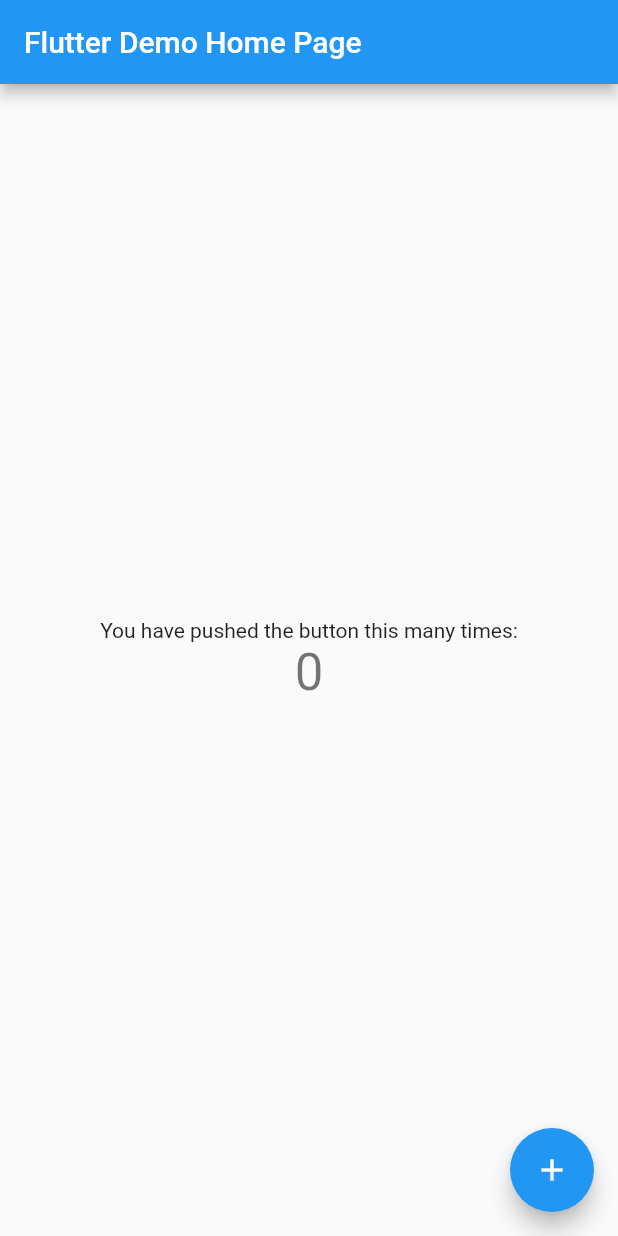
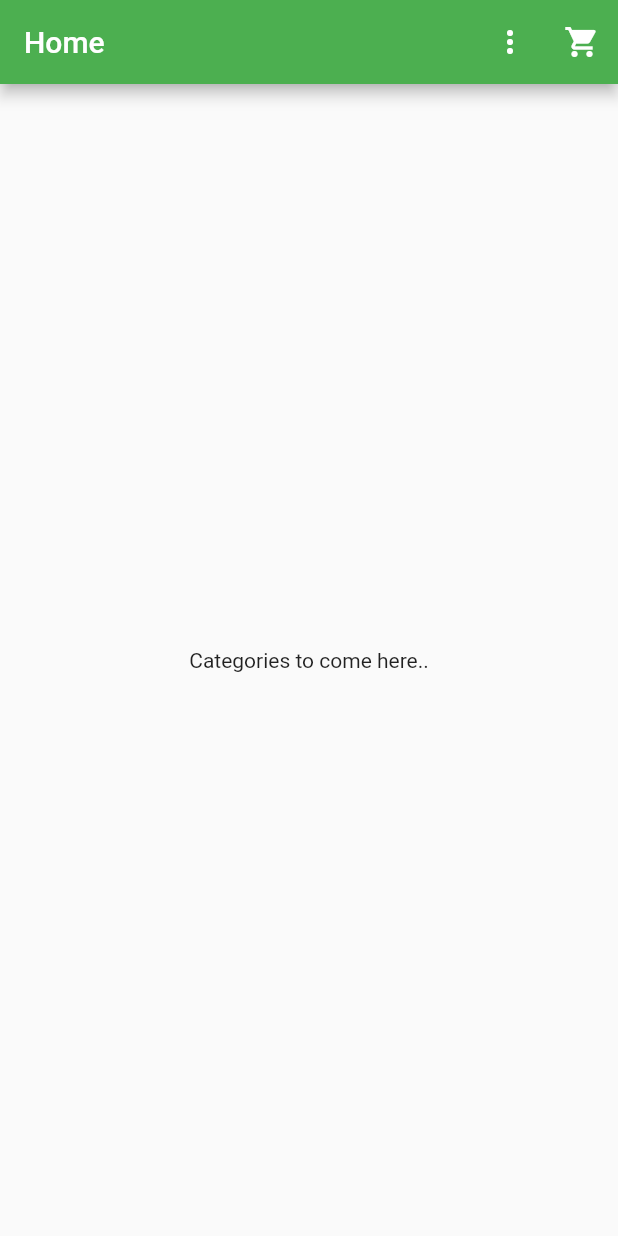
Before and after one commit to gauravmb/Flutter_KartLabs, a Flutter app: the screen it shows after launch, on a phone screen of 412 x 824 dp. Run offline on Flutter 3.47's test engine with Material 2 defaults, Android fonts, the phone set to English and light mode, and no system bars.

Commit message:
Added Basic Navigation and Empty Screen to review the flow

```diff
--- a/kartlabs/lib/main.dart
+++ b/kartlabs/lib/main.dart
@@ -1,4 +1,9 @@
 import 'package:flutter/material.dart';
+import 'package:kartlabs/screens/giftregistry_screen.dart';
+import './screens/cart_screen.dart';
+import './screens/categories_screen.dart';
+import './screens/products_screen.dart';
+import './screens/wishlist_screen.dart';
 
 void main() {
   runApp(const MyApp());
@@ -22,94 +27,15 @@
         // or simply save your changes to "hot reload" in a Flutter IDE).
         // Notice that the counter didn't reset back to zero; the application
         // is not restarted.
-        primarySwatch: Colors.blue,
+        primarySwatch: Colors.green,
       ),
-      home: const MyHomePage(title: 'Flutter Demo Home Page'),
+      home: CategoryScreen(),
+      routes: {
+        ProductsScreen.routeName: (ctx) => ProductsScreen(),
+        WishlistScreen.routeName: (ctx) => WishlistScreen(),
+        CartScreen.routeName: (ctx) => CartScreen(),
+        GiftRegistryScreen.routeName: (ctx) => GiftRegistryScreen(),
+      },
     );
   }
 }
-
-class MyHomePage extends StatefulWidget {
-  const MyHomePage({Key? key, required this.title}) : super(key: key);
-
-  // This widget is the home page of your application. It is stateful, meaning
-  // that it has a State object (defined below) that contains fields that affect
-  // how it looks.
-
-  // This class is the configuration for the state. It holds the values (in this
-  // case the title) provided by the parent (in this case the App widget) and
-  // used by the build method of the State. Fields in a Widget subclass are
-  // always marked "final".
-
-  final String title;
-
-  @override
-  State<MyHomePage> createState() => _MyHomePageState();
-}
-
-class _MyHomePageState extends State<MyHomePage> {
-  int _counter = 0;
-
-  void _incrementCounter() {
-    setState(() {
-      // This call to setState tells the Flutter framework that something has
-      // changed in this State, which causes it to rerun the build method below
-      // so that the display can reflect the updated values. If we changed
-      // _counter without calling setState(), then the build method would not be
-      // called again, and so nothing would appear to happen.
-      _counter++;
-    });
-  }
-
-  @override
-  Widget build(BuildContext context) {
-    // This method is rerun every time setState is called, for instance as done
-    // by the _incrementCounter method above.
-    //
-    // The Flutter framework has been optimized to make rerunning build methods
-    // fast, so that you can just rebuild anything that needs updating rather
-    // than having to individually change instances of widgets.
-    return Scaffold(
-      appBar: AppBar(
-        // Here we take the value from the MyHomePage object that was created by
-        // the App.build method, and use it to set our appbar title.
-        title: Text(widget.title),
-      ),
-      body: Center(
-        // Center is a layout widget. It takes a single child and positions it
-        // in the middle of the parent.
-        child: Column(
-          // Column is also a layout widget. It takes a list of children and
-          // arranges them vertically. By default, it sizes itself to fit its
-          // children horizontally, and tries to be as tall as its parent.
-          //
-          // Invoke "debug painting" (press "p" in the console, choose the
-          // "Toggle Debug Paint" action from the Flutter Inspector in Android
-          // Studio, or the "Toggle Debug Paint" command in Visual Studio Code)
-          // to see the wireframe for each widget.
-          //
-          // Column has various properties to control how it sizes itself and
-          // how it positions its children. Here we use mainAxisAlignment to
-          // center the children vertically; the main axis here is the vertical
-          // axis because Columns are vertical (the cross axis would be
-          // horizontal).
-          mainAxisAlignment: MainAxisAlignment.center,
-          children: <Widget>[
-            const Text(
-              'You have pushed the button this many times:',
-            ),
-            Text(
-              '$_counter',
-              style: Theme.of(context).textTheme.headline4,
-            ),
-          ],
-        ),
-      ),
-      floatingActionButton: FloatingActionButton(
-        onPressed: _incrementCounter,
-        tooltip: 'Increment',
-        child: const Icon(Icons.add),
-      ), // This trailing comma makes auto-formatting nicer for build methods.
-    );
-  }
-}
--- /dev/null
+++ b/kartlabs/lib/screens/categories_screen.dart
@@ -0,0 +1,20 @@
+import 'package:flutter/material.dart';
+import '../widgets/appbarwithmenu.dart';
+
+class CategoryScreen extends StatefulWidget {
+  static String routeName = '/';
+  @override
+  _CategoryScreenState createState() => _CategoryScreenState();
+}
+
+class _CategoryScreenState extends State<CategoryScreen> {
+  @override
+  Widget build(BuildContext context) {
+    return Scaffold(
+      appBar: AppBarWithMenu(title: Text("Home"), context: context),
+      body: Center(
+        child: Text("Categories to come here.."),
+      ),
+    );
+  }
+}
--- /dev/null
+++ b/kartlabs/lib/utility/constants.dart
@@ -0,0 +1,4 @@
+enum ProductContainerType {
+  Wishlist,
+  GiftRegistry,
+}
--- /dev/null
+++ b/kartlabs/lib/widgets/appbarwithmenu.dart
@@ -0,0 +1,48 @@
+import 'package:flutter/material.dart';
+import 'package:kartlabs/screens/cart_screen.dart';
+import 'package:kartlabs/screens/giftregistry_screen.dart';
+import 'package:kartlabs/screens/wishlist_screen.dart';
+import '../utility/constants.dart';
+
+class AppBarWithMenu extends AppBar {
+  AppBarWithMenu(
+      {Key? key, required Widget title, required BuildContext context})
+      : super(
+          key: key,
+          title: title,
+          actions: [
+            PopupMenuButton(
+                onSelected: (ProductContainerType selectedOption) {
+                  switch (selectedOption) {
+                    case ProductContainerType.Wishlist:
+                      {
+                        Navigator.of(context)
+                            .pushNamed(WishlistScreen.routeName);
+                      }
+                      break;
+                    case ProductContainerType.GiftRegistry:
+                      {
+                        Navigator.of(context)
+                            .pushNamed(GiftRegistryScreen.routeName);
+                      }
+                      break;
+                  }
+                },
+                itemBuilder: (cxt) => const [
+                      PopupMenuItem(
+                        child: Text("My Wishlist"),
+                        value: ProductContainerType.Wishlist,
+                      ),
+                      PopupMenuItem(
+                        child: Text("Gift Registry"),
+                        value: ProductContainerType.GiftRegistry,
+                      )
+                    ]),
+            IconButton(
+                onPressed: () {
+                  Navigator.of(context).pushNamed(CartScreen.routeName);
+                },
+                icon: Icon(Icons.shopping_cart))
+          ],
+        );
+}
--- a/kartlabs/pubspec.yaml
+++ b/kartlabs/pubspec.yaml
@@ -34,6 +34,8 @@
   # The following adds the Cupertino Icons font to your application.
   # Use with the CupertinoIcons class for iOS style icons.
   cupertino_icons: ^1.0.2
+  provider: ^6.0.3
+  shared_preferences: ^2.0.15
 
 dev_dependencies:
   flutter_test:
```
Also changed, not shown: kartlabs/lib/screens/cart_screen.dart (added, +20 -0 lines), kartlabs/lib/screens/giftregistry_screen.dart (added, +20 -0 lines), kartlabs/lib/screens/products_screen.dart (added, +23 -0 lines), kartlabs/lib/screens/wishlist_screen.dart (added, +20 -0 lines), kartlabs/lib/model_providers/cart.dart (added), kartlabs/lib/model_providers/giftregistry.dart (added), kartlabs/lib/model_providers/product.dart (added), kartlabs/lib/model_providers/products.dart (added), kartlabs/lib/model_providers/wishlist.dart (added), kartlabs/lib/widgets/cart_wishlist_item.dart (added), kartlabs/lib/widgets/category_item.dart (added), kartlabs/lib/widgets/giftregistry_item.dart (added), kartlabs/lib/widgets/product_item.dart (added), kartlabs/lib/widgets/product_search_bar.dart (added), 1 more files, 7 other files.
